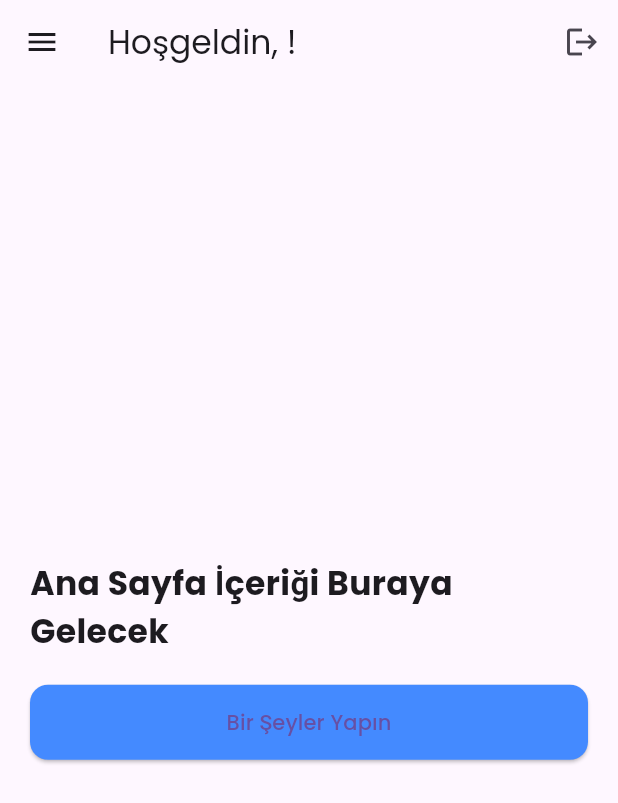
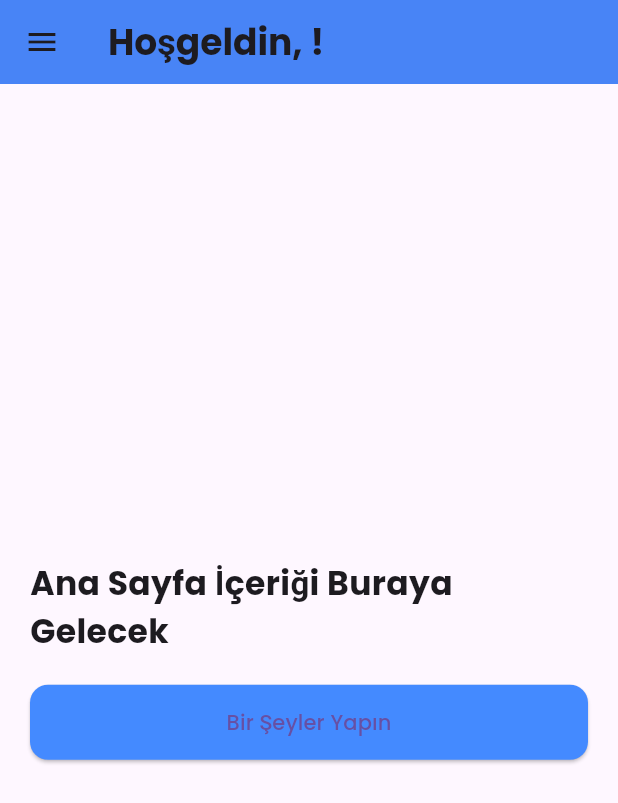
Before and after one commit to erdemsincer/education_platform, a Flutter app: the HomeScreen screen opened directly, on a phone screen of 412 x 824 dp. Shown: the top 803 px of the screen. Run offline on Flutter 3.47's test engine with Material 3 defaults, Android fonts, the phone set to English and light mode, and no system bars; our stand-ins replace dio, google_fonts, jwt_decoder, shared_preferences; accounts and stored records are empty.

Commit message:
home düzenlemeler

```diff
--- a/lib/screens/home/home_screen.dart
+++ b/lib/screens/home/home_screen.dart
@@ -1,8 +1,10 @@
 import 'package:flutter/material.dart';
 import 'package:shared_preferences/shared_preferences.dart';
+import '../Resource/all_resources_screen.dart';
 import '/screens/auth/login_screen.dart';
 import '/screens/profile/profile_screen.dart';  // Profil sayfasını dahil et
 import '/screens/Discussions/discussions_screen.dart';  // Tartışmalar sayfasını dahil et
+ // Kaynaklar sayfasını dahil et
 
 class HomeScreen extends StatefulWidget {
   @override
@@ -41,13 +43,9 @@ class _HomeScreenState extends State<HomeScreen> {
   Widget build(BuildContext context) {
     return Scaffold(
       appBar: AppBar(
-        title: Text("Hoşgeldin, $userName!"),
-        actions: [
-          IconButton(
-            icon: Icon(Icons.logout),
-            onPressed: _logout,
-          ),
-        ],
+        title: Text("Hoşgeldin, $userName!", style: TextStyle(fontSize: 24, fontWeight: FontWeight.bold)),
+        backgroundColor: Colors.blueAccent,
+        elevation: 5,
       ),
       drawer: Drawer(
         child: ListView(
@@ -76,40 +74,44 @@ class _HomeScreenState extends State<HomeScreen> {
             ),
             ListTile(
               leading: Icon(Icons.person, color: Colors.blueAccent),
-              title: Text("Profil"),
+              title: Text("Profil", style: TextStyle(fontSize: 18)),
               onTap: () {
-                // Profil sayfasına yönlendir
                 Navigator.push(context, MaterialPageRoute(builder: (context) => ProfileScreen()));
               },
             ),
             ListTile(
               leading: Icon(Icons.chat, color: Colors.blueAccent),
-              title: Text("Tartışmalar"),  // Tartışmalar menüsünü ekledik
+              title: Text("Tartışmalar", style: TextStyle(fontSize: 18)),
               onTap: () {
-                // Tartışmalar sayfasına yönlendir
                 Navigator.push(context, MaterialPageRoute(builder: (context) => DiscussionsScreen()));
               },
             ),
             ListTile(
+              leading: Icon(Icons.book, color: Colors.blueAccent),
+              title: Text("Kaynaklar", style: TextStyle(fontSize: 18)),
+              onTap: () {
+                // Navigate to the Resources Screen
+                Navigator.push(context, MaterialPageRoute(builder: (context) => AllResourcesScreen()));
+              },
+            ),
+            ListTile(
               leading: Icon(Icons.settings, color: Colors.blueAccent),
-              title: Text("Ayarlar"),
+              title: Text("Ayarlar", style: TextStyle(fontSize: 18)),
               onTap: () {},
             ),
             ListTile(
               leading: Icon(Icons.logout, color: Colors.blueAccent),
-              title: Text("Çıkış Yap"),
+              title: Text("Çıkış Yap", style: TextStyle(fontSize: 18)),
               onTap: _logout,
             ),
           ],
         ),
       ),
-      body: Center(
-        child: Padding(
+      body: Padding(
         padding: const EdgeInsets.all(20.0),
         child: Column(
           mainAxisAlignment: MainAxisAlignment.center,
           children: [
-              // Ana sayfa içeriği, şimdilik örnek bir yazı
             Text(
               "Ana Sayfa İçeriği Buraya Gelecek",
               style: TextStyle(fontSize: 22, fontWeight: FontWeight.bold),
@@ -121,7 +123,8 @@ class _HomeScreenState extends State<HomeScreen> {
               },
               child: Text("Bir Şeyler Yapın"),
               style: ElevatedButton.styleFrom(
-                  minimumSize: Size(double.infinity, 50), backgroundColor: Colors.blueAccent,
+                minimumSize: Size(double.infinity, 50),
+                backgroundColor: Colors.blueAccent,
                 shape: RoundedRectangleBorder(
                   borderRadius: BorderRadius.circular(12),
                 ),
@@ -130,7 +133,6 @@ class _HomeScreenState extends State<HomeScreen> {
           ],
         ),
       ),
-      ),
     );
   }
 }
```
Lines whose indentation alone changed are shown as unchanged.
